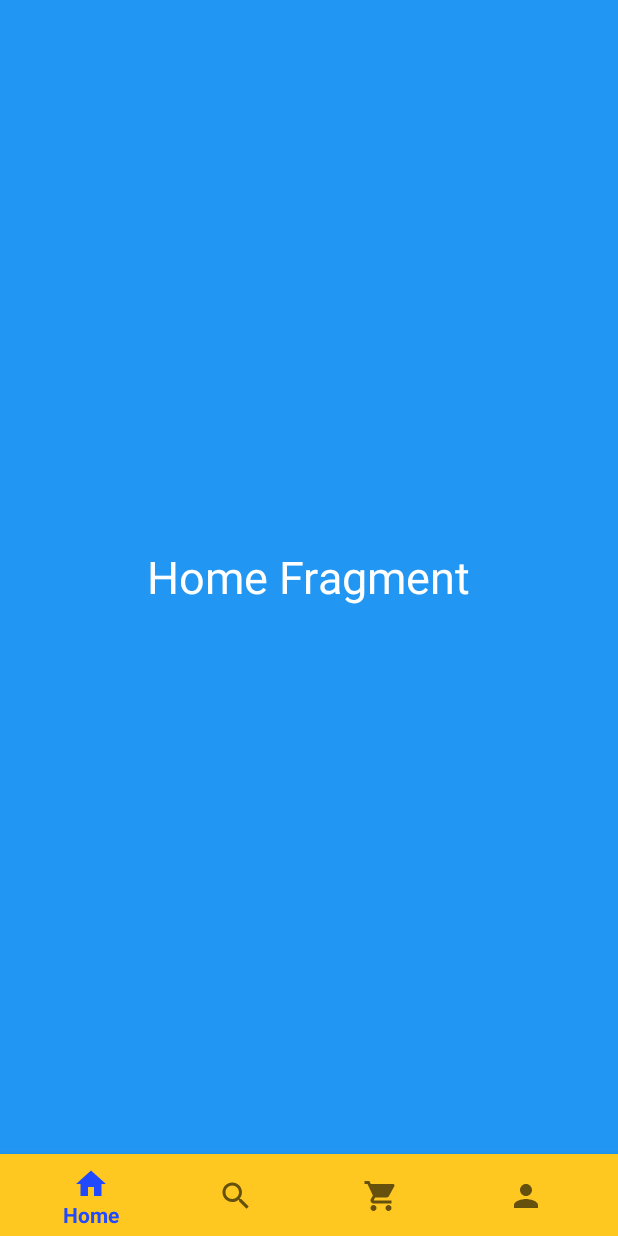
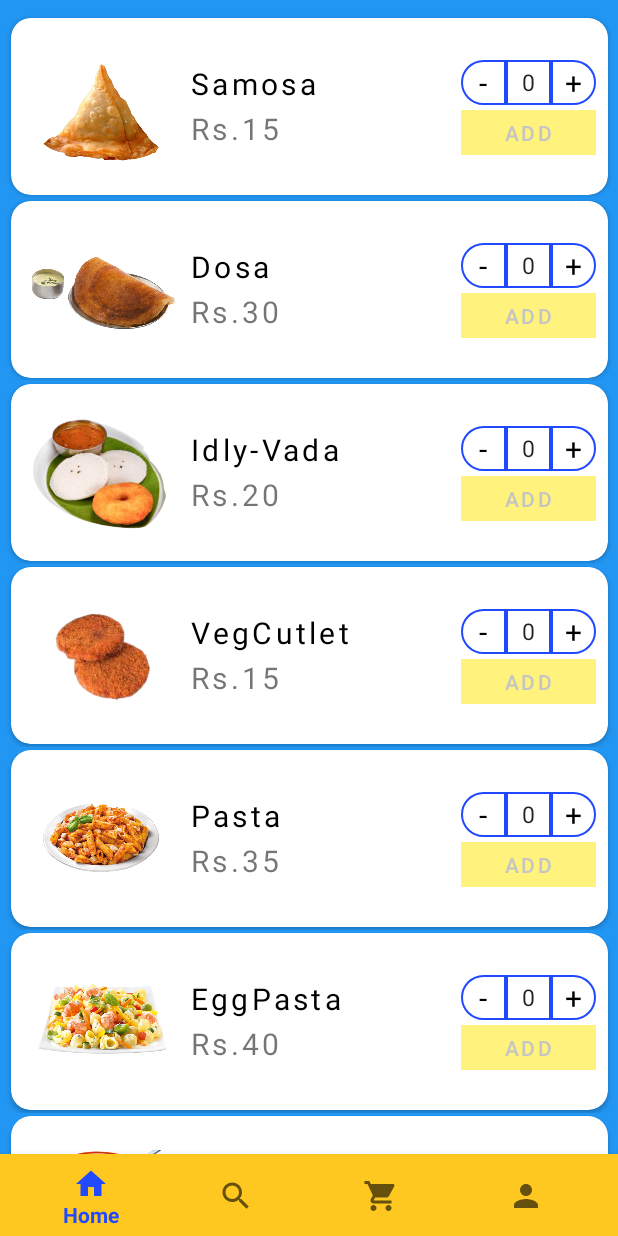
Before and after one commit to kishoretheeraj/MyCafe, an Android app: the HomeFragment screen opened directly, with no data from a screen before it, on a phone screen of 412 x 824 dp. Run offline under Robolectric (Android 15) with nearby library versions, the phone set to English and light mode, and no system bars.

Commit message:
7th Commit -19.04.2021- ke (Home Recycler)

```diff
--- a/app/src/main/java/com/example/mycafe/HomeFragment.java
+++ b/app/src/main/java/com/example/mycafe/HomeFragment.java
@@ -4,16 +4,38 @@ import android.os.Bundle;
 import android.view.LayoutInflater;
 import android.view.View;
 import android.view.ViewGroup;
+import android.widget.Button;
 
 import androidx.annotation.NonNull;
 import androidx.annotation.Nullable;
 import androidx.fragment.app.Fragment;
+import androidx.recyclerview.widget.GridLayoutManager;
+import androidx.recyclerview.widget.LinearLayoutManager;
+import androidx.recyclerview.widget.RecyclerView;
 
 public class HomeFragment extends Fragment {
+    RecyclerView recyclerView;
+    RecyclerAdapter adapter;
+
+    String snackNames[] = {"Samosa", "Dosa", "Idly-Vada", "VegCutlet", "Pasta", "EggPasta", "Noodles", "EggNoodles", "Sandwich", "ChocoSandwich"};
+    String snackRate[] = {"Rs.15","Rs.30","Rs.20","Rs.15","Rs.35","Rs.40","Rs.30","Rs.35","Rs.25","Rs.20"};
+    int imgFood[] = {R.drawable.samosa, R.drawable.dosa, R.drawable.idlyvada, R.drawable.vegcutlet, R.drawable.vegpasta, R.drawable.eggpasta, R.drawable.noodles, R.drawable.noodles, R.drawable.sandwich, R.drawable.chocosandwich};
 
     @Nullable
     @Override
     public View onCreateView(@NonNull LayoutInflater inflater, @Nullable ViewGroup container, @Nullable Bundle savedInstanceState) {
-        return inflater.inflate(R.layout.fragment_home,container,false);
+        View view= inflater.inflate(R.layout.fragment_home,container,false);
+
+
+        recyclerView = view.findViewById(R.id.recyclerview);
+        recyclerView.setLayoutManager(new LinearLayoutManager(view.getContext()));
+        adapter = new RecyclerAdapter(view.getContext(), snackNames, snackRate, imgFood);
+        recyclerView.setAdapter(adapter);
+
+
+
+
+
+        return view;
     }
 }
--- /dev/null
+++ b/app/src/main/java/com/example/mycafe/RecyclerAdapter.java
@@ -0,0 +1,120 @@
+package com.example.mycafe;
+
+import android.content.Context;
+import android.graphics.Color;
+import android.view.LayoutInflater;
+import android.view.View;
+import android.view.ViewGroup;
+import android.widget.Button;
+import android.widget.EditText;
+import android.widget.ImageView;
+import android.widget.TextView;
+import android.widget.Toast;
+
+import androidx.annotation.NonNull;
+import androidx.recyclerview.widget.RecyclerView;
+
+public class RecyclerAdapter extends RecyclerView.Adapter<RecyclerAdapter.ViewHolder>
+{
+
+    String data[], data2[];
+    int data3[];
+    int qty;
+    Context context;
+
+    public RecyclerAdapter(Context context, String[] data, String[] data2, int[] data3) {
+        this.data = data;
+        this.data2 = data2;
+        this.data3 = data3;
+        this.context = context;
+    }
+
+    @NonNull
+    @Override
+    public RecyclerAdapter.ViewHolder onCreateViewHolder(@NonNull ViewGroup parent, int viewType)
+    {
+        LayoutInflater layoutInflater = LayoutInflater.from(parent.getContext());
+        View view = layoutInflater.inflate(R.layout.custom_design,parent,false);
+        ViewHolder viewHolder = new ViewHolder(view);
+        return viewHolder;
+    }
+
+    @Override
+    public void onBindViewHolder(@NonNull final RecyclerAdapter.ViewHolder holder, int position) {
+
+        holder.foodName.setText(data[position]);
+        holder.foodRate.setText(data2[position]);
+        holder.foodImg.setImageResource(data3[position]);
+
+        holder.AddButton.setEnabled(false);
+        holder.AddButton.setBackgroundColor(Color.parseColor("#FFF27D"));
+        holder.AddButton.setTextColor(Color.parseColor("#C5C5C5"));
+
+        holder.QtyPlus.setOnClickListener(new View.OnClickListener() {
+            @Override
+            public void onClick(View v) {
+                int count = Integer.parseInt(String.valueOf(holder.quantity.getText()));
+                if(count == 10){
+                    String foodname = (String) holder.foodName.getText();
+                    Toast.makeText(context, "Cannot order more than 10 " + foodname, Toast.LENGTH_SHORT).show();
+                } else if (count == 0){
+                    holder.AddButton.setEnabled(true);
+                    holder.quantity.setText("1");
+                    holder.AddButton.setBackgroundResource(R.drawable.button_border);
+                    holder.AddButton.setTextColor(Color.parseColor("#000000"));
+                } else{
+                    count += 1;
+                    holder.quantity.setText("" + count);
+                }
+            }
+        });
+
+        holder.QtyMinus.setOnClickListener(new View.OnClickListener() {
+            @Override
+            public void onClick(View v) {
+                int count = Integer.parseInt(String.valueOf(holder.quantity.getText()));
+                if(count == 0){
+                    holder.AddButton.setEnabled(false);
+                    holder.AddButton.setBackgroundColor(Color.parseColor("#FFF27D"));
+                    holder.AddButton.setTextColor(Color.parseColor("#C5C5C5"));
+                } else{
+                    count -= 1;
+                    if (count == 0){
+                        holder.AddButton.setEnabled(false);
+                        holder.AddButton.setBackgroundColor(Color.parseColor("#FFF27D"));
+                        holder.AddButton.setTextColor(Color.parseColor("#C5C5C5"));
+                    }
+                    holder.quantity.setText("" + count);
+                }
+            }
+        });
+    }
+
+    @Override
+    public int getItemCount()
+    {
+        return data.length;
+    }
+
+    public class ViewHolder extends RecyclerView.ViewHolder {
+        ImageView foodImg;
+        EditText quantity;
+        Button AddButton;
+        TextView foodName, QtyPlus, QtyMinus, foodRate;
+        public ViewHolder(@NonNull final View itemView)
+        {
+
+            super(itemView);
+            foodImg = itemView.findViewById(R.id.imageView);
+            quantity = itemView.findViewById(R.id.editText);
+            AddButton = itemView.findViewById(R.id.button);
+            foodName = itemView.findViewById(R.id.textView1);
+            QtyPlus = itemView.findViewById(R.id.textView3);
+            QtyMinus = itemView.findViewById(R.id.textView4);
+            foodRate = itemView.findViewById(R.id.textView2);
+
+
+
+        }
+    }
+}
--- /dev/null
+++ b/app/src/main/res/drawable/button_border.xml
@@ -0,0 +1,5 @@
+<?xml version="1.0" encoding="utf-8"?>
+<shape xmlns:android="http://schemas.android.com/apk/res/android">
+    <corners android:radius="20dp" />
+    <solid android:color="#FFC821" />
+</shape>
--- /dev/null
+++ b/app/src/main/res/drawable/qty_border_left.xml
@@ -0,0 +1,8 @@
+<?xml version="1.0" encoding="utf-8"?>
+<shape xmlns:android="http://schemas.android.com/apk/res/android"
+    android:shape="rectangle">
+
+    <corners android:bottomLeftRadius="20dp" android:topLeftRadius="20dp"/>
+    <stroke android:color="#2149FF" android:width="1dp"/>
+
+</shape>
--- /dev/null
+++ b/app/src/main/res/drawable/qty_border_right.xml
@@ -0,0 +1,8 @@
+<?xml version="1.0" encoding="utf-8"?>
+<shape xmlns:android="http://schemas.android.com/apk/res/android"
+    android:shape="rectangle">
+
+    <corners android:bottomRightRadius="20dp" android:topRightRadius="20dp"/>
+    <stroke android:color="#2149FF" android:width="1dp"/>
+
+</shape>
--- /dev/null
+++ b/app/src/main/res/layout/custom_design.xml
@@ -0,0 +1,103 @@
+<?xml version="1.0" encoding="utf-8"?>
+<androidx.constraintlayout.widget.ConstraintLayout xmlns:android="http://schemas.android.com/apk/res/android"
+    xmlns:app="http://schemas.android.com/apk/res-auto"
+    xmlns:tools="http://schemas.android.com/tools"
+    android:layout_width="match_parent"
+    android:layout_height="wrap_content">
+
+    <androidx.cardview.widget.CardView
+        android:layout_width="398dp"
+        android:layout_height="118dp"
+        android:layout_marginTop="2dp"
+        android:layout_marginBottom="2dp"
+        android:padding="5dp"
+        app:cardCornerRadius="13dp"
+        app:layout_constraintBottom_toBottomOf="parent"
+        app:layout_constraintEnd_toEndOf="parent"
+        app:layout_constraintHorizontal_bias="0.5"
+        app:layout_constraintStart_toStartOf="parent"
+        app:layout_constraintTop_toTopOf="parent"
+        app:layout_constraintVertical_bias="0.0"
+        tools:ignore="MissingConstraints">
+
+        <ImageView
+            android:id="@+id/imageView"
+            android:layout_width="100dp"
+            android:layout_height="100dp"
+            android:layout_marginLeft="10dp"
+            android:layout_marginTop="10dp"
+            android:contentDescription="Icon"
+            android:src="@drawable/samosa" />
+
+        <EditText
+            android:id="@+id/editText"
+            android:focusable="false"
+            android:layout_width="30dp"
+            android:layout_height="30dp"
+            android:layout_marginLeft="330dp"
+            android:layout_marginTop="28dp"
+            android:background="@drawable/inputborders"
+            android:ems="10"
+            android:gravity="center"
+            android:inputType="number"
+            android:text="0"
+            android:textSize="15dp" />
+
+        <Button
+            android:id="@+id/button"
+            android:layout_width="90dp"
+            android:layout_height="30dp"
+            android:layout_marginLeft="300dp"
+            android:layout_marginTop="61dp"
+            android:background="@drawable/button_border"
+            android:letterSpacing="0.11"
+            android:text="ADD"
+            android:textColor="@color/colorPrimaryDark" />
+
+        <TextView
+            android:id="@+id/textView1"
+            android:layout_width="wrap_content"
+            android:layout_height="30dp"
+            android:layout_marginLeft="120dp"
+            android:layout_marginTop="30dp"
+            android:letterSpacing="0.11"
+            android:textColor="@color/colorPrimaryDark"
+            android:textSize="20dp" />
+
+        <TextView
+            android:id="@+id/textView2"
+            android:layout_width="wrap_content"
+            android:layout_height="30dp"
+            android:layout_marginLeft="120dp"
+            android:layout_marginTop="60dp"
+            android:letterSpacing="0.11"
+            android:text=""
+            android:textSize="20dp" />
+
+        <TextView
+            android:id="@+id/textView3"
+            android:layout_width="30dp"
+            android:layout_height="30dp"
+            android:layout_marginLeft="360dp"
+            android:layout_marginTop="28dp"
+            android:background="@drawable/qty_border_right"
+            android:gravity="center"
+            android:text="+"
+            android:textColor="@color/colorPrimaryDark"
+            android:textSize="20dp" />
+
+        <TextView
+            android:id="@+id/textView4"
+            android:layout_width="30dp"
+            android:layout_height="30dp"
+            android:layout_marginLeft="300dp"
+            android:layout_marginTop="28dp"
+            android:background="@drawable/qty_border_left"
+            android:gravity="center"
+            android:text="-"
+            android:textColor="@color/colorPrimaryDark"
+            android:textSize="20dp" />
+
+    </androidx.cardview.widget.CardView>
+
+</androidx.constraintlayout.widget.ConstraintLayout>
--- a/app/src/main/res/layout/fragment_home.xml
+++ b/app/src/main/res/layout/fragment_home.xml
@@ -4,14 +4,10 @@
     android:layout_height="match_parent"
     android:background="#2196F3">
 
-    <TextView
-        android:layout_width="wrap_content"
-        android:layout_height="wrap_content"
-        android:layout_centerInParent="true"
-        android:text="Home Fragment"
-        android:textColor="#ffffff"
-        android:textSize="30sp">
-
-    </TextView>
+   <androidx.recyclerview.widget.RecyclerView
+       android:layout_width="match_parent"
+       android:layout_height="match_parent"
+       android:id="@+id/recyclerview"
+       android:layout_marginTop="10dp"/>
 
 </RelativeLayout>
```
Also changed, not shown: app/src/main/res/drawable/chocosandwich.png (added), app/src/main/res/drawable/eggpasta.png (added), app/src/main/res/drawable/idlyvada.png (added), app/src/main/res/drawable/noodles.png (added), app/src/main/res/drawable/samosa.png, app/src/main/res/drawable/sandwich.png (added), app/src/main/res/drawable/vegpasta.png (added).
